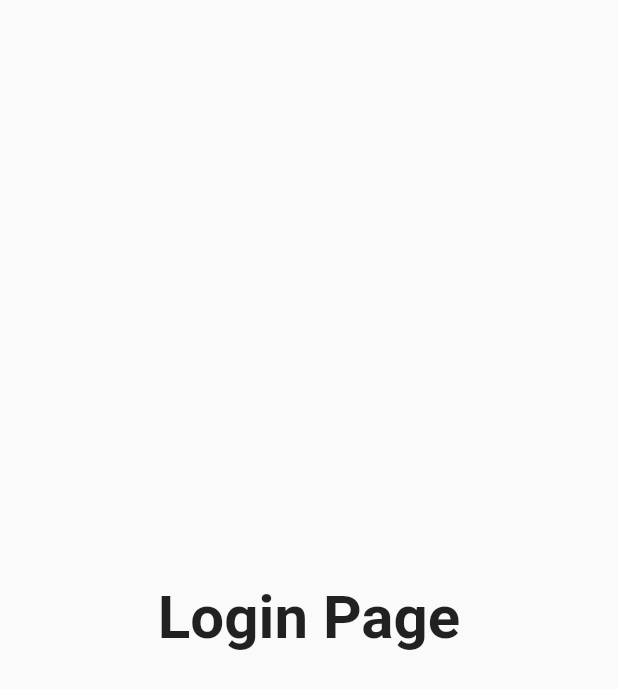
After one commit to soubhagya900/flutter_learning, a Flutter app: the screen it shows after launch, on a phone screen of 412 x 824 dp. The commit adds this screen. Shown: the top 689 px of the screen. Run offline on Flutter 3.47's test engine with Material 2 defaults, Android fonts, the phone set to English and light mode, and no system bars.

Commit message:
Day3 comleted

```diff
--- a/lib/main.dart
+++ b/lib/main.dart
@@ -1,5 +1,6 @@
 import 'package:flutter/material.dart';
-import 'package:learning/home_page.dart';
+import 'package:learning/pages/home_page.dart';
+import 'package:learning/pages/login_page.dart';
 
 void main() {
   runApp(const MyApp());
@@ -11,7 +12,19 @@ class MyApp extends StatelessWidget {
   @override
   Widget build(BuildContext context) {
     return MaterialApp(
-      home: HomePage(),
+      // home: HomePage(),
+      themeMode: ThemeMode.light,
+      theme: ThemeData(
+        primarySwatch: Colors.deepOrange,
+      ),
+      darkTheme: ThemeData(
+        // brightness: Brightness.dark,
+        primarySwatch: Colors.deepPurple,
+      ),
+      routes: {
+        "/": (context) => LoginPage(),
+        "/home": (context) => HomePage(),
+      },
     );
   }
 }
--- /dev/null
+++ b/lib/pages/login_page.dart
@@ -0,0 +1,14 @@
+import 'package:flutter/material.dart';
+
+class LoginPage extends StatelessWidget {
+  @override
+  Widget build(BuildContext context) {
+    return Material(
+      child: Center(
+          child: Text(
+        "Login Page",
+        style: TextStyle(fontWeight: FontWeight.bold, fontSize: 40),
+      )),
+    );
+  }
+}
```
Also changed, not shown: lib/pages/home_page.dart (renamed from lib/home_page.dart).
